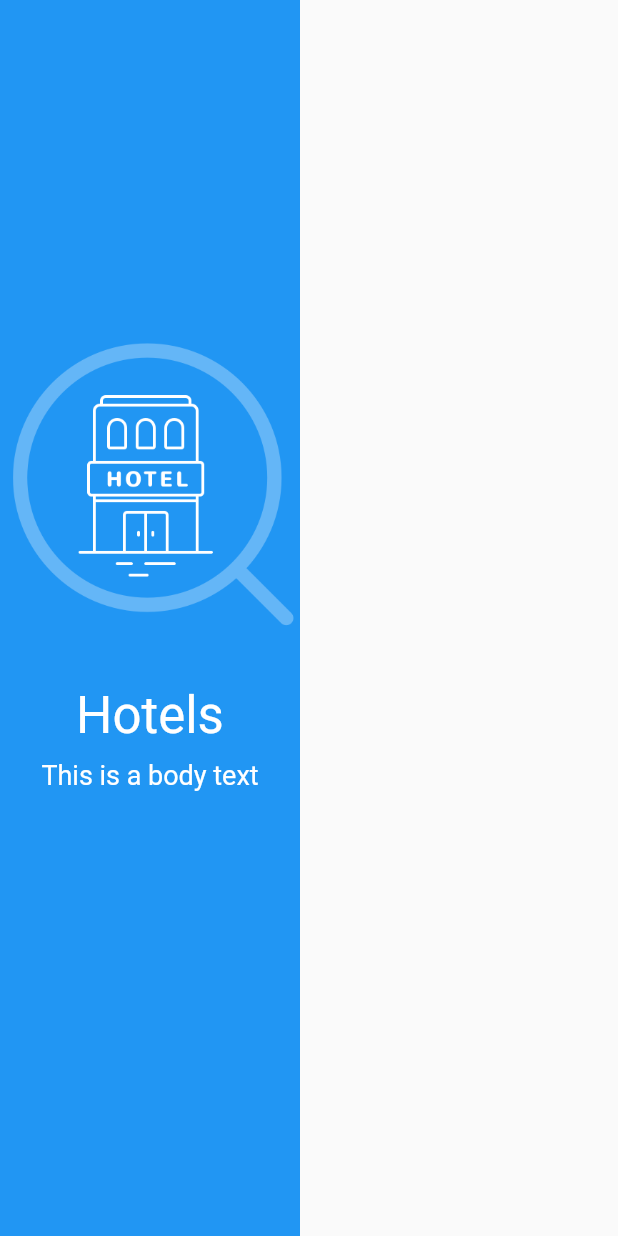
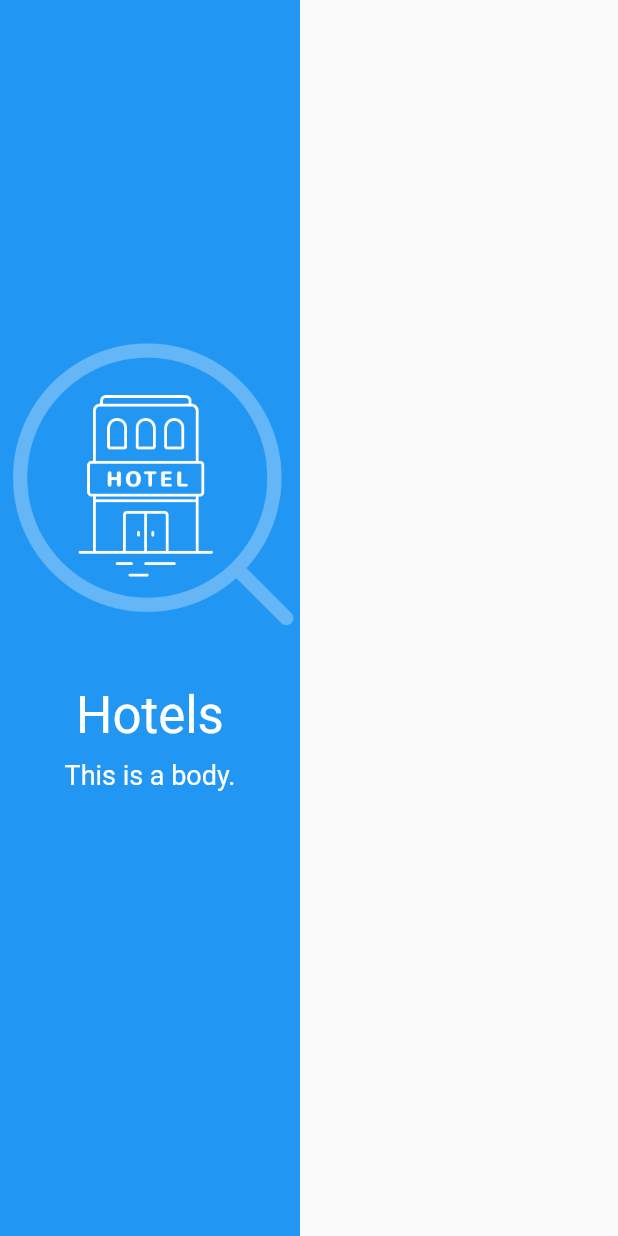
Before and after one commit to zhaoshengjun/flutter-paper-reveal, a Flutter app: the screen it shows after launch, on a phone screen of 412 x 824 dp. Run offline on Flutter 3.47's test engine with Material 2 defaults, Android fonts, the phone set to English and light mode, and no system bars; statements that could not run were skipped.

Commit message:
use parameters

```diff
--- a/lib/main.dart
+++ b/lib/main.dart
@@ -30,7 +30,12 @@ class _MyHomePageState extends State<MyHomePage> {
   Widget build(BuildContext context) {
     return new Scaffold(
         body: new Stack(
-      children: <Widget>[new Page()],
+      children: <Widget>[
+        new Page(
+          viewModel: new PageViewModel(Colors.blue, 'assets/hotels.png',
+              'Hotels', 'This is a body.', null),
+        )
+      ],
     ));
   }
 }
--- a/lib/pages.dart
+++ b/lib/pages.dart
@@ -1,16 +1,20 @@
 import 'package:flutter/material.dart';
 
 class Page extends StatelessWidget {
+  final PageViewModel viewModel;
+
+  Page({this.viewModel});
+
   @override
   Widget build(BuildContext context) {
     return new Container(
       width: double.INFINITY,
-      color: Colors.blue,
+      color: viewModel.color,
       child: new Column(mainAxisAlignment: MainAxisAlignment.center, children: [
         new Padding(
           padding: new EdgeInsets.only(bottom: 25.0),
           child: new Image.asset(
-            'assets/hotels.png',
+            viewModel.heroAssetPath,
             width: 200.0,
             height: 200.0,
           ),
@@ -18,13 +22,13 @@ class Page extends StatelessWidget {
         new Padding(
             padding: new EdgeInsets.only(top: 10.0, bottom: 10.0),
             child: new Text(
-              'Hotels',
+              viewModel.title,
               style: new TextStyle(color: Colors.white, fontSize: 34.0),
             )),
         new Padding(
           padding: new EdgeInsets.only(bottom: 75.0),
           child: new Text(
-            'This is a body text',
+            viewModel.body,
             textAlign: TextAlign.center,
             style: new TextStyle(color: Colors.white, fontSize: 18.0),
           ),
```
